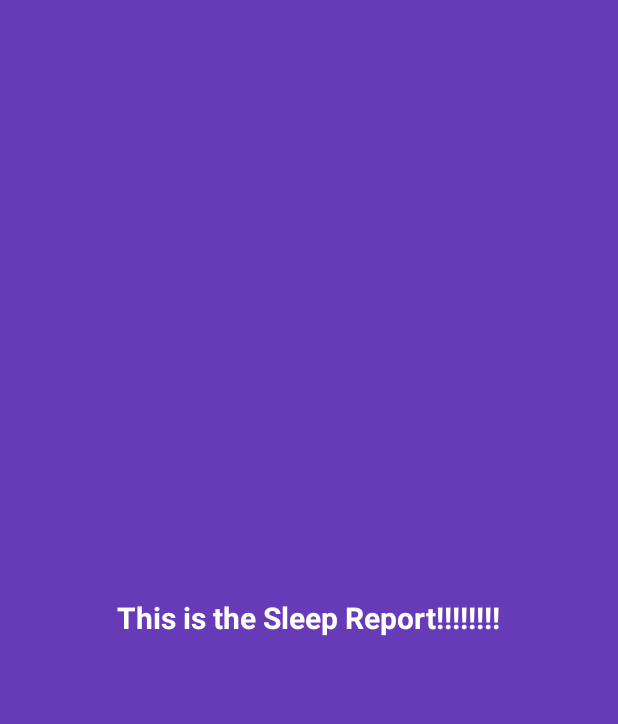
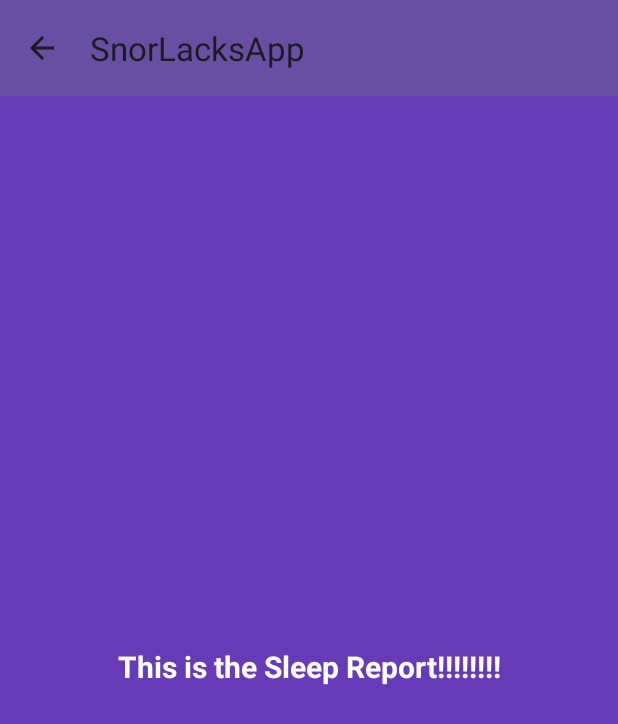
Before and after one commit to DiogoMendesss/SnorLacks, an Android app: the SleepReportActivity screen opened directly, with no data from a screen before it, on a phone screen of 412 x 824 dp. Shown: the top 724 px of the screen. Run offline under Robolectric (Android 15) with nearby library versions, the phone set to English and light mode, and no system bars.

Commit message:
toolBar added in sleepReport Activity

```diff
--- a/SnorLacksApp/app/src/main/AndroidManifest.xml
+++ b/SnorLacksApp/app/src/main/AndroidManifest.xml
@@ -19,7 +19,8 @@
         tools:targetApi="31">
         <activity
             android:name=".SleepReportActivity"
-            android:exported="false" />
+            android:exported="false"
+            android:parentActivityName=".BioLibTestActivity"/>
         <activity
             android:name=".BioLibTestActivity"
             android:exported="true">
--- a/SnorLacksApp/app/src/main/java/com/snorlacks/snorlacksapp/SleepReportActivity.java
+++ b/SnorLacksApp/app/src/main/java/com/snorlacks/snorlacksapp/SleepReportActivity.java
@@ -10,5 +10,8 @@ public class SleepReportActivity extends AppCompatActivity {
     protected void onCreate(Bundle savedInstanceState) {
         super.onCreate(savedInstanceState);
         setContentView(R.layout.activity_sleep_report);
+
+        setSupportActionBar(findViewById(R.id.toolbar));
+        getSupportActionBar().setDisplayHomeAsUpEnabled(true);
     }
 }
--- a/SnorLacksApp/app/src/main/res/layout/activity_sleep_report.xml
+++ b/SnorLacksApp/app/src/main/res/layout/activity_sleep_report.xml
@@ -1,20 +1,36 @@
 <?xml version="1.0" encoding="utf-8"?>
-<RelativeLayout xmlns:android="http://schemas.android.com/apk/res/android"
+<androidx.constraintlayout.widget.ConstraintLayout xmlns:android="http://schemas.android.com/apk/res/android"
     xmlns:app="http://schemas.android.com/apk/res-auto"
     xmlns:tools="http://schemas.android.com/tools"
+    android:id="@+id/constraintLayout"
     android:layout_width="match_parent"
     android:layout_height="match_parent"
-    tools:context=".SleepReportActivity"
-    android:background="@color/colorAccent">
+    android:background="@color/colorAccent"
+    tools:context=".SleepReportActivity">
 
 
+    <androidx.appcompat.widget.Toolbar
+        android:id="@+id/toolbar"
+        android:layout_width="match_parent"
+        android:layout_height="wrap_content"
+        android:background="?attr/colorPrimary"
+        android:minHeight="?attr/actionBarSize"
+        android:theme="?attr/actionBarTheme"
+        app:layout_constraintStart_toStartOf="parent"
+        app:layout_constraintTop_toTopOf="parent" />
+
     <TextView
+        android:id="@+id/onSleepRprtBtnClicked"
         android:layout_width="wrap_content"
         android:layout_height="wrap_content"
+        android:layout_centerHorizontal="true"
+        android:layout_centerVertical="true"
         android:text="This is the Sleep Report!!!!!!!!"
-        android:layout_centerInParent="true"
+        android:textColor="@color/white"
         android:textSize="20sp"
         android:textStyle="bold"
-        android:textColor="@color/white"
-        android:id="@+id/onSleepRprtBtnClicked"/>
-</RelativeLayout>
+        app:layout_constraintBottom_toBottomOf="parent"
+        app:layout_constraintLeft_toLeftOf="parent"
+        app:layout_constraintRight_toRightOf="parent"
+        app:layout_constraintTop_toBottomOf="@+id/toolbar" />
+</androidx.constraintlayout.widget.ConstraintLayout>
```
